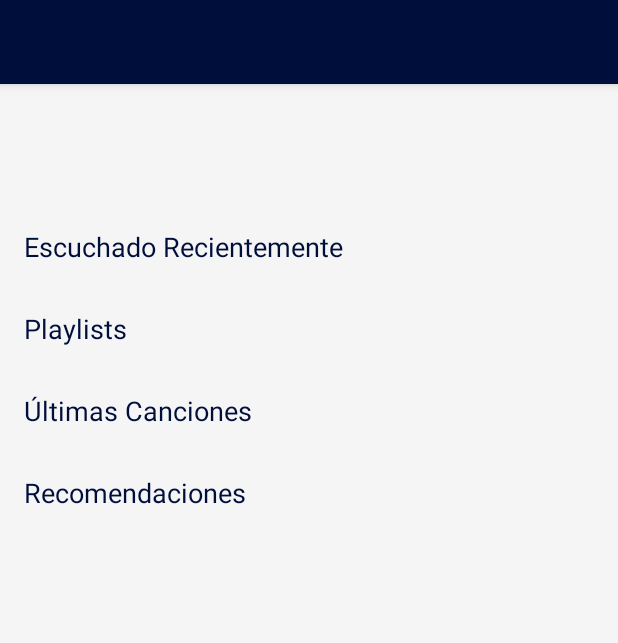
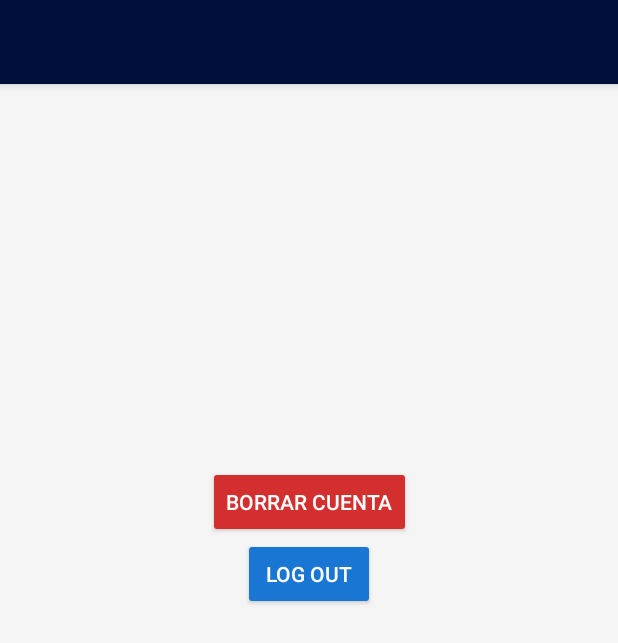
Before and after one commit to UNIZAR-30226-2025-10/frontend-movil, an Android app built with Jetpack Compose: the layout home.xml on its own in the app's theme, with its tools: preview values and no code run, on a phone screen of 412 x 824 dp. Shown: the top 643 px of the screen. Run offline under Robolectric (Android 15) with nearby library versions, the phone set to English and light mode, and no system bars.

Commit message:
logout + borrar cuenta en pantalla provisional

```diff
--- a/app/src/main/res/layout/home.xml
+++ b/app/src/main/res/layout/home.xml
@@ -17,7 +17,34 @@
         android:theme="@style/ThemeOverlay.AppCompat.Dark.ActionBar"
         app:layout_constraintTop_toTopOf="parent" />
 
-    <!-- Contenido Principal -->
+    <!-- Botón Borrar Cuenta -->
+    <Button
+        android:id="@+id/botonDeleteAccount"
+        android:layout_width="wrap_content"
+        android:layout_height="wrap_content"
+        android:text="Borrar Cuenta"
+        android:backgroundTint="#D32F2F"
+        android:textColor="#FFFFFF"
+        app:layout_constraintTop_toTopOf="parent"
+        app:layout_constraintBottom_toBottomOf="parent"
+        app:layout_constraintStart_toStartOf="parent"
+        app:layout_constraintEnd_toEndOf="parent"
+        app:layout_constraintVertical_bias="0.4"/> <!-- Ajusta este valor para moverlo más arriba o abajo -->
+
+    <!-- Botón Log Out -->
+    <Button
+        android:id="@+id/botonLogout"
+        android:layout_width="wrap_content"
+        android:layout_height="wrap_content"
+        android:text="Log Out"
+        android:backgroundTint="#1976D2"
+        android:textColor="#FFFFFF"
+        app:layout_constraintTop_toBottomOf="@id/botonDeleteAccount"
+        app:layout_constraintStart_toStartOf="parent"
+        app:layout_constraintEnd_toEndOf="parent"
+        app:layout_marginTop="16dp"/>
+
+    <!--
     <LinearLayout
         android:id="@+id/mainContent"
         android:layout_width="match_parent"
@@ -27,7 +54,6 @@
         android:layout_marginTop="80dp"
         app:layout_constraintTop_toBottomOf="@id/toolbar">
 
-        <!-- Título de la sección Escuchado Recientemente -->
         <TextView
             android:id="@+id/recentlyListenedTitle"
             android:layout_width="wrap_content"
@@ -37,14 +63,12 @@
             android:textColor="#000e3b"
             android:layout_marginBottom="10dp"/>
 
-        <!-- RecyclerView para Escuchado Recientemente -->
         <androidx.recyclerview.widget.RecyclerView
             android:id="@+id/recentlyListened"
             android:layout_width="match_parent"
             android:layout_height="wrap_content"
             android:layout_marginBottom="20dp"/>
 
-        <!-- Título de la sección Playlists -->
         <TextView
             android:id="@+id/playlistsTitle"
             android:layout_width="wrap_content"
@@ -54,14 +78,12 @@
             android:textColor="#000e3b"
             android:layout_marginBottom="10dp"/>
 
-        <!-- RecyclerView para Playlists -->
         <androidx.recyclerview.widget.RecyclerView
             android:id="@+id/playlistsRecyclerView"
             android:layout_width="match_parent"
             android:layout_height="wrap_content"
             android:layout_marginBottom="20dp"/>
 
-        <!-- Título de la sección Últimas Canciones -->
         <TextView
             android:id="@+id/latestSongsTitle"
             android:layout_width="wrap_content"
@@ -71,14 +93,12 @@
             android:textColor="#000e3b"
             android:layout_marginBottom="10dp"/>
 
-        <!-- RecyclerView para Últimas Canciones -->
         <androidx.recyclerview.widget.RecyclerView
             android:id="@+id/latestSongsRecyclerView"
             android:layout_width="match_parent"
             android:layout_height="wrap_content"
             android:layout_marginBottom="20dp"/>
 
-        <!-- Título de la sección Recomendaciones -->
         <TextView
             android:id="@+id/recommendationsTitle"
             android:layout_width="wrap_content"
@@ -88,12 +108,11 @@
             android:textColor="#000e3b"
             android:layout_marginBottom="10dp"/>
 
-        <!-- RecyclerView para Recomendaciones -->
         <androidx.recyclerview.widget.RecyclerView
             android:id="@+id/recommendationsRecyclerView"
             android:layout_width="match_parent"
             android:layout_height="wrap_content"/>
 
     </LinearLayout>
-
+    -->
 </androidx.constraintlayout.widget.ConstraintLayout>
```
Also changed, not shown: app/src/main/java/com/example/myapplication/activities/Home.kt (+81 -6 lines), app/src/main/java/com/example/myapplication/io/ApiService.kt (+15 -5 lines).
